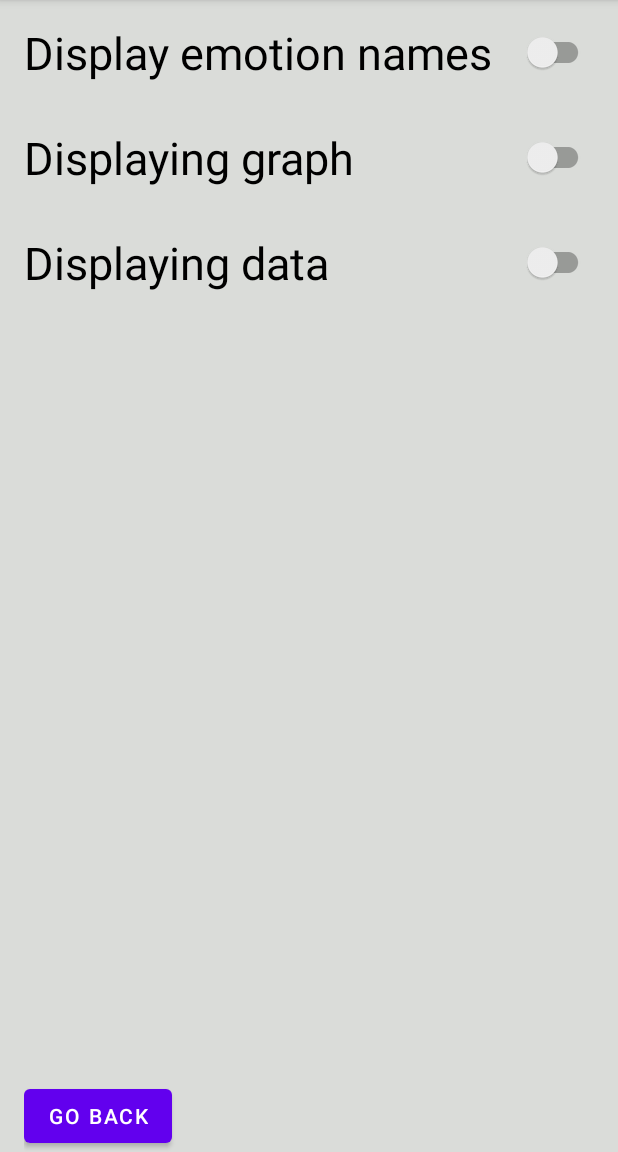
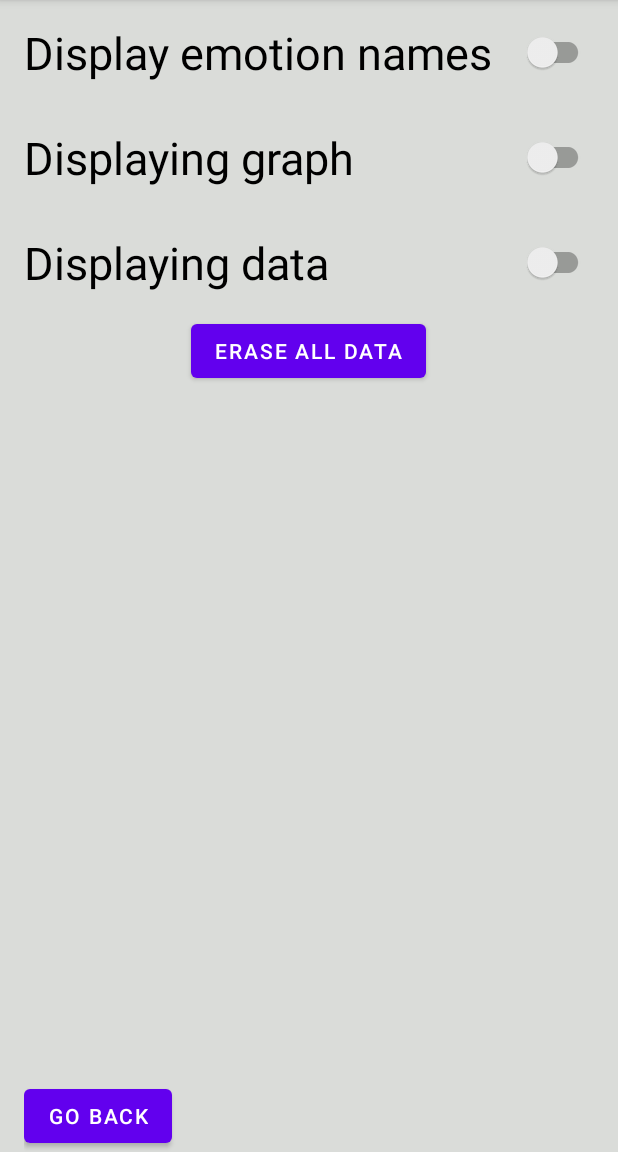
Before and after one commit to VGeser/EmotionalSpectrum, an Android app: the screen it shows after launch (SettingsActivity), after a tap on "SETTINGS", on a phone screen of 412 x 824 dp, the part 84-1236 px from its top. Run offline under Robolectric (Android 15) with nearby library versions, the phone set to English and light mode, and no system bars; Roboto replaces fonts that are not available here.

Commit message:
good raw + erasing

```diff
--- a/app/src/main/java/com/example/myapplication/Calculator.java
+++ b/app/src/main/java/com/example/myapplication/Calculator.java
@@ -13,7 +13,7 @@ public class Calculator {
     static Record calculate(float x, float y, float R) {
         String Emotion;
         int S = 0, Int = 0;
-        double ID = 0;
+        float ID = 0;
         Emotion = "out_of_circle";
         float xSq = (x - R)*(x-R);
         float ySq = (y - R)*(y-R);
@@ -59,7 +59,7 @@ public class Calculator {
                     Int = 1;
             }
 
-            ID = (x + y) * 0.36 * S * Int;
+            ID = (float) ((x + y) * 0.36 * S * Int);
 
         }
         return new Record(ID,S,Int,Emotion,"");
--- a/app/src/main/java/com/example/myapplication/MainActivity.java
+++ b/app/src/main/java/com/example/myapplication/MainActivity.java
@@ -6,6 +6,7 @@ import android.content.Intent;
 import android.content.SharedPreferences;
 import android.os.Bundle;
 import android.util.DisplayMetrics;
+import android.util.Log;
 import android.view.MotionEvent;
 import android.view.View;
 import android.widget.Button;
@@ -22,7 +23,7 @@ import java.time.format.DateTimeFormatter;
 public class MainActivity extends FragmentActivity {
     private ImageView image;
     private TextView textView;
-    private String current;
+    private String current = "";
     //private Button menuButton;
     private int currentID;
     private GsonEditor gsonEditor;
@@ -64,39 +65,45 @@ public class MainActivity extends FragmentActivity {
     @Override
     protected void onStart() {
         super.onStart();
-        if(sharedPreferences.contains("most_recent")){
-            current = sharedPreferences.getString("most_recent","");
+        if (sharedPreferences.contains("most_recent")) {
+            current = sharedPreferences.getString("most_recent", "");
+            Log.println(Log.ERROR, "Reached", "has most recent");
             textView.setText(current);
-        }else {
-            editor.putString("most_recent",current);
+        } else {
+            editor.putString("most_recent", current);
+            Log.println(Log.ERROR, "Reached", "no recent");
         }
-        if(sharedPreferences.contains("current_id")){
-            currentID = sharedPreferences.getInt("cur_id",0);
-        }else {
-            editor.putInt("cur_id",currentID);
+        if (sharedPreferences.contains("current_id")) {
+            currentID = sharedPreferences.getInt("cur_id", 0);
+            Log.println(Log.ERROR, "Reached", "has id");
+        } else {
+            editor.putInt("cur_id", currentID);
         }
-        if (sharedPreferences.contains("name_setting")){
-            boolean nameOn = sharedPreferences.getBoolean("name_setting",false);
-            if(nameOn){
+        if (sharedPreferences.contains("name_setting")) {
+            boolean nameOn = sharedPreferences.getBoolean("name_setting", false);
+            if (nameOn) {
                 image.setImageResource(R.drawable.round);
-            }else{
+            } else {
                 image.setImageResource(R.drawable.round_without_emots);
             }
-        }else{
-            editor.putBoolean("name_setting",false);
+        } else {
+            editor.putBoolean("name_setting", false);
         }
-        if(sharedPreferences.contains("next_id")){
-            this.currentID = sharedPreferences.getInt("next_id",0);
-        }else {
+        if (sharedPreferences.contains("next_id")) {
+            this.currentID = sharedPreferences.getInt("next_id", 0);
+        } else {
             currentID = 0;
-            editor.putInt("next_id",0);
+            editor.putInt("next_id", 0);
         }
         String json;
-        if(!sharedPreferences.contains("data")){
-            editor.putString("data","");
+        if (!sharedPreferences.contains("data")) {
+            editor.putString("data", "");
         }
         editor.apply();
         json = sharedPreferences.getString("data", "");
+        Log.println(Log.ERROR, "Current MA data", json);
+        Log.println(Log.ERROR, "Current MA ID", String.valueOf(currentID));
+        Log.println(Log.ERROR, "Current MA str", current);
         gsonEditor = GsonEditor.getInstance(json);
         gsonEditor.parseGson();
     }
@@ -110,7 +117,7 @@ public class MainActivity extends FragmentActivity {
         String formatted = time.format(dtf);
         current = ("You were feeling " + next.getEmotionName() + " at " + formatted + "\n");
         textView.append(current);
-        gsonEditor.addRecord(currentID,next);
+        gsonEditor.addRecord(currentID, next);
         currentID++;
     }
 
@@ -136,14 +143,23 @@ public class MainActivity extends FragmentActivity {
     }
 
     @Override
-    protected void onStop(){
+    protected void onStop() {
         super.onStop();
-        editor.putInt("next_id",currentID);
+        editor.putInt("next_id", currentID);
+        Log.println(Log.ERROR, "Putting", String.valueOf(currentID));
         String savedAs = gsonEditor.saveData();
-        editor.putString("data",savedAs);
-        editor.putString("most_recent",current);
-        editor.putInt("cur_id",currentID);
+        if(!savedAs.equals("{}")){
+            editor.putString("data", savedAs);
+            Log.println(Log.ERROR, "Putting", savedAs);
+        }
+        editor.putString("most_recent", current);
+        Log.println(Log.ERROR, "Putting", current);
+        editor.putInt("cur_id", currentID);
         editor.apply();
+        Log.println(Log.ERROR, "Action", "Saved");
+        Toast toast = new Toast(getApplicationContext());
+        toast.setText("Now you can delete");
+        toast.show();
     }
 
 }
--- a/app/src/main/java/com/example/myapplication/Record.java
+++ b/app/src/main/java/com/example/myapplication/Record.java
@@ -5,7 +5,7 @@ public class Record {
         return ID;
     }
 
-    public void setID(double ID) {
+    public void setID(float ID) {
         this.ID = ID;
     }
 
@@ -25,7 +25,7 @@ public class Record {
         return date;
     }
 
-    private double ID;
+    private float ID;
 
     public void setS(int s) {
         S = s;
@@ -47,7 +47,7 @@ public class Record {
     private int intensity;
     private String emotionName, date;
 
-    public Record(double ID, int s, int intensity, String emotionName, String date) {
+    public Record(float ID, int s, int intensity, String emotionName, String date) {
         this.ID = ID;
         this.S = s;
         this.intensity = intensity;
--- a/app/src/main/java/com/example/myapplication/SettingsActivity.java
+++ b/app/src/main/java/com/example/myapplication/SettingsActivity.java
@@ -5,6 +5,7 @@ import android.content.Context;
 import android.content.Intent;
 import android.content.SharedPreferences;
 import android.os.Bundle;
+import android.util.Log;
 import android.view.View;
 import android.widget.Button;
 
@@ -14,6 +15,8 @@ import androidx.appcompat.widget.SwitchCompat;
 @SuppressLint("UseSwitchCompatOrMaterialCode")
 public class SettingsActivity extends AppCompatActivity {
     SharedPreferences sharedPreferences;
+    SharedPreferences.Editor editor;
+    private boolean needApply;
 
     @Override
     protected void onCreate(Bundle savedInstanceState) {
@@ -24,26 +27,54 @@ public class SettingsActivity extends AppCompatActivity {
         SwitchCompat switch2 = (SwitchCompat) findViewById(R.id.switch2);
         SwitchCompat switch3 = (SwitchCompat) findViewById(R.id.switch3);
         sharedPreferences = getSharedPreferences("EmotionPrefs", Context.MODE_PRIVATE);
-        SharedPreferences.Editor editor = sharedPreferences.edit();
+        String json = sharedPreferences.getString("data", "");
+        Log.println(Log.ERROR, "Current Setting prefs:", json);
+        editor = sharedPreferences.edit();
         switch1.setChecked(sharedPreferences.getBoolean("name_setting", false));
         switch2.setChecked(sharedPreferences.getBoolean("graph_setting", false));
         switch3.setChecked(sharedPreferences.getBoolean("text_setting", false));
         switch1.setOnCheckedChangeListener((buttonView, isChecked) -> {
             editor.putBoolean("name_setting", isChecked);
-            editor.apply();
+            needApply = true;
         });
         switch2.setOnCheckedChangeListener((buttonView, isChecked) -> {
             editor.putBoolean("graph_setting", isChecked);
-            editor.apply();
+            needApply = true;
         });
         switch3.setOnCheckedChangeListener((buttonView, isChecked) -> {
             editor.putBoolean("text_setting", isChecked);
-            editor.apply();
+            needApply = true;
         });
     }
 
+    @Override
+    public void onStart() {
+        super.onStart();
+        String json = sharedPreferences.getString("data", "");
+        Log.println(Log.ERROR, "Current Setting prefs:", json);
+    }
+
+    @Override
+    public void onStop() {
+        super.onStop();
+        if (needApply) {
+            editor.apply();
+        }
+    }
+
     public void buttonClick(View view) {
+        String json = sharedPreferences.getString("data", "");
+        Log.println(Log.ERROR, "Current Setting prefs:", json);
         Intent intent = new Intent(getApplicationContext(), MainActivity.class);
         SettingsActivity.this.startActivity(intent);
     }
+
+    public void deleteClick(View view) {
+        String str = sharedPreferences.getString("data", "");
+        GsonEditor gsonEditor = GsonEditor.getInstance(str);
+        Log.println(Log.ERROR, "Current cache:", String.valueOf(gsonEditor.flatten().size()));
+        editor.clear();
+        editor.apply();
+        Log.println(Log.ERROR, "Action", "Deleted");
+    }
 }
--- a/app/src/main/res/layout/activity_settings.xml
+++ b/app/src/main/res/layout/activity_settings.xml
@@ -44,6 +44,16 @@
         />
 
     <Button
+        android:id="@+id/button_delete"
+        android:layout_width="wrap_content"
+        android:layout_height="wrap_content"
+        android:layout_below="@id/switch3"
+        android:layout_centerHorizontal="true"
+        android:onClick="deleteClick"
+        android:text="@string/switch4"
+        />
+
+    <Button
         android:id="@+id/button_back"
         android:layout_width="wrap_content"
         android:layout_height="wrap_content"
```
Also changed, not shown: app/src/main/java/com/example/myapplication/GsonEditor.java (+21 -2 lines), app/src/main/java/com/example/myapplication/StatsActivity.java (+31 -5 lines), app/src/main/res/layout/activity_stats.xml (+16 -6 lines), app/src/main/res/values/strings.xml (+6 -1 lines).
